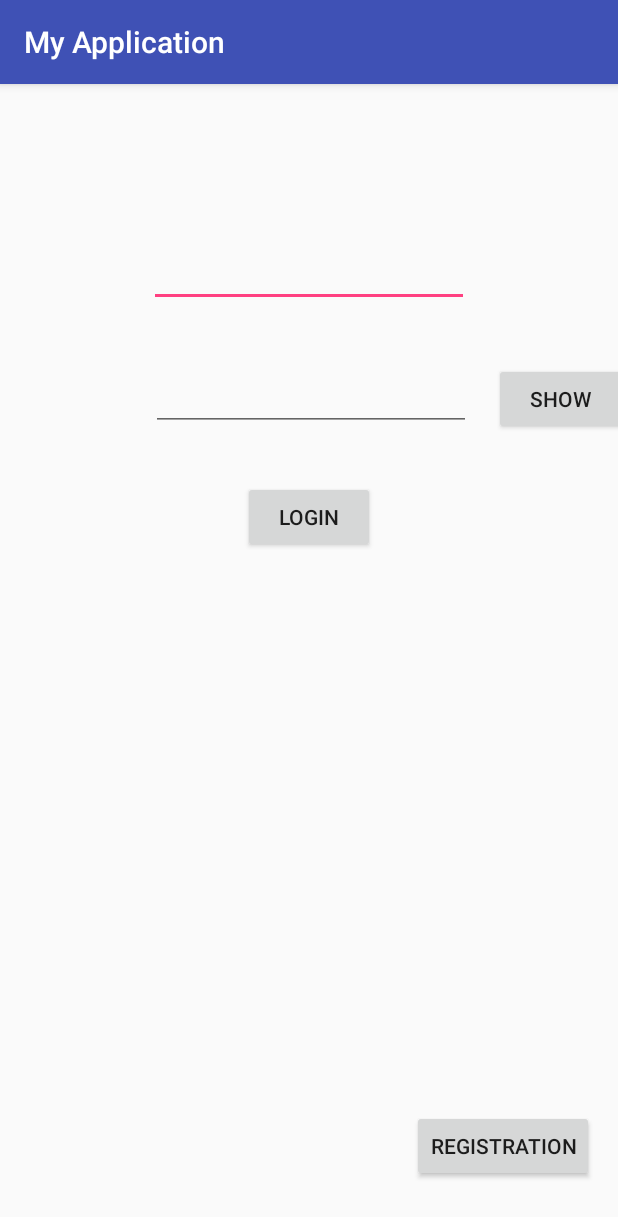
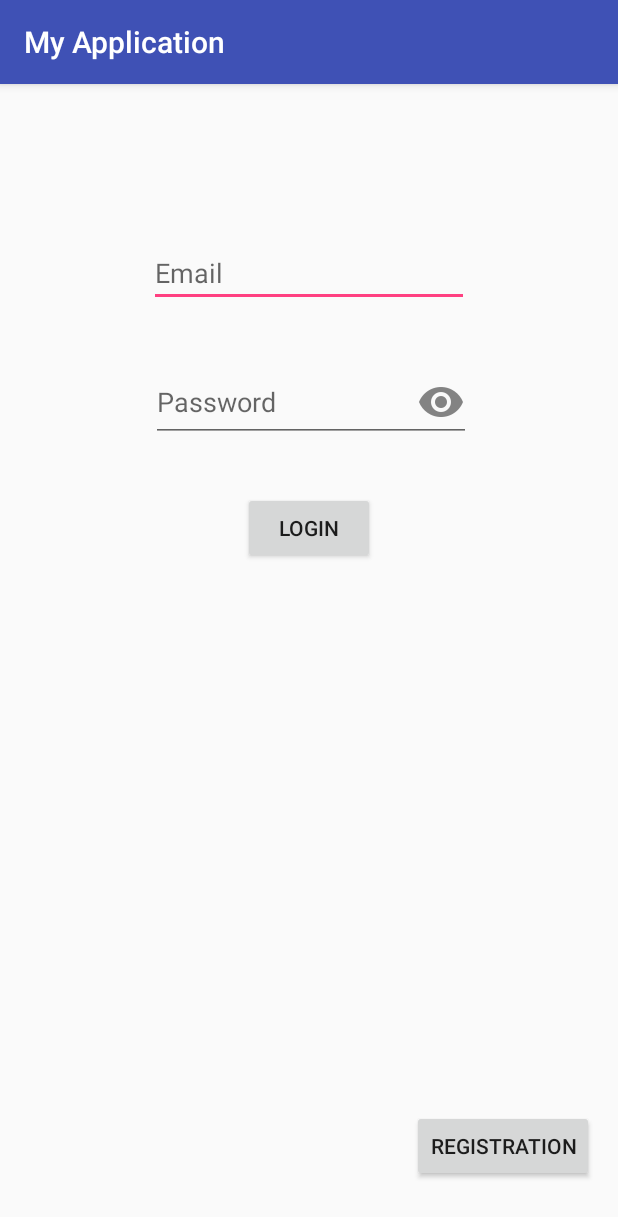
Before and after one commit to Gidroshvandel/TestAndroid, an Android app: the screen it shows after launch (LoginActivity), after a tap on "LOGIN", on a phone screen of 412 x 824 dp. Shown: the top 1217 px of the screen. Run offline under Robolectric (Android 15) with nearby library versions, the phone set to English and light mode, and no system bars; 2 statements that could not run were skipped.

Commit message:
complete login activity

```diff
--- a/app/src/main/java/com/example/gidro/myapplication/LoginActivity.java
+++ b/app/src/main/java/com/example/gidro/myapplication/LoginActivity.java
@@ -1,6 +1,7 @@
 package com.example.gidro.myapplication;
 
 import android.app.AlertDialog;
+import android.app.ProgressDialog;
 import android.content.DialogInterface;
 import android.content.Intent;
 import android.support.v7.app.AppCompatActivity;
@@ -9,8 +10,10 @@ import android.text.InputType;
 import android.view.MotionEvent;
 import android.view.View;
 import android.view.View.OnClickListener;
+import android.widget.AutoCompleteTextView;
 import android.widget.Button;
 import android.widget.EditText;
+import android.widget.ImageView;
 import android.widget.Toast;
 
 import com.example.gidro.myapplication.api.service.ApiService;
@@ -26,9 +29,9 @@ import retrofit2.converter.gson.GsonConverterFactory;
 
 public class LoginActivity extends AppCompatActivity {
 
-    Button btnLogin;
-    Button btnRegistration;
-    Button btnSwitch;
+    private Button btnLogin;
+    private Button btnRegistration;
+    private EditText passwordText;
 
     @Override
     protected void onCreate(Bundle savedInstanceState) {
@@ -37,27 +40,39 @@ public class LoginActivity extends AppCompatActivity {
 
         btnLogin = (Button) findViewById(R.id.button_login);
         btnRegistration = (Button) findViewById(R.id.button_registration);
-        btnSwitch = (Button) findViewById(R.id.button_switch);
 
-        btnSwitch.setOnTouchListener(new View.OnTouchListener() {
+        passwordText  = (EditText) findViewById(R.id.editTextPassword);
+
+        passwordText.setOnTouchListener(new View.OnTouchListener() {
+            @Override
             public boolean onTouch(View v, MotionEvent event) {
+                final int DRAWABLE_LEFT = 0;
+                final int DRAWABLE_TOP = 1;
+                final int DRAWABLE_RIGHT = 2;
+                final int DRAWABLE_BOTTOM = 3;
+                if(event.getRawX() >= (passwordText.getRight() - passwordText.getCompoundDrawables()[DRAWABLE_RIGHT].getBounds().width())) {
 
-                EditText password_text = (EditText) findViewById(R.id.editTextPassword);
-
-                switch ( event.getAction() ) {
+                    switch ( event.getAction() ) {
 
                     case MotionEvent.ACTION_UP:
-                        password_text.setInputType(InputType.TYPE_CLASS_TEXT | InputType.TYPE_TEXT_VARIATION_PASSWORD);
-                        btnSwitch.setText(R.string.text_show);
+                        passwordText.setInputType(InputType.TYPE_CLASS_TEXT | InputType.TYPE_TEXT_VARIATION_PASSWORD);
+                        passwordText.setCompoundDrawablesWithIntrinsicBounds( 0, 0, R.drawable.ic_eye_open, 0);
                         break;
 
                     case MotionEvent.ACTION_DOWN:
-                        password_text.setInputType(InputType.TYPE_CLASS_TEXT);
-                        btnSwitch.setText(R.string.text_hide);
+                        passwordText.setInputType(InputType.TYPE_CLASS_TEXT);
+                        passwordText.setCompoundDrawablesWithIntrinsicBounds( 0, 0, R.drawable.ic_eye_close, 0);
                         break;
 
+                        // your action here
+//                        Toast.makeText(LoginActivity.this, "абвгдейка", Toast.LENGTH_SHORT).show();
+
+                    }
+                    return true;
                 }
-                return true;
+                else{
+                    return false;
+                }
             }
         });
 
@@ -100,62 +115,49 @@ public class LoginActivity extends AppCompatActivity {
 
     }
 
-    public boolean onTouch(View v, MotionEvent event) {
-
-        EditText password_text = (EditText) findViewById(R.id.editTextPassword);
-
-        switch ( event.getAction() ) {
-
-            case MotionEvent.ACTION_UP:
-                password_text.setInputType(InputType.TYPE_CLASS_TEXT | InputType.TYPE_TEXT_VARIATION_PASSWORD);
-                break;
-
-            case MotionEvent.ACTION_DOWN:
-                password_text.setInputType(InputType.TYPE_CLASS_TEXT);
-                break;
-
-        }
-        return true;
-    }
-
     private void sendNetworkRequest(User user) {
 
-//        HttpLoggingInterceptor logging = new HttpLoggingInterceptor();
-//        // set your desired log level
-//        logging.setLevel(HttpLoggingInterceptor.Level.BODY);
-//
-//        OkHttpClient.Builder httpClient = new OkHttpClient.Builder();
-//        // add your other interceptors …
-//
-//        // add logging as last interceptor
-//        httpClient.addInterceptor(logging);  // <-- this is the important line!
+        HttpLoggingInterceptor logging = new HttpLoggingInterceptor();
+        // set your desired log level
+        logging.setLevel(HttpLoggingInterceptor.Level.BODY);
+
+        OkHttpClient.Builder httpClient = new OkHttpClient.Builder();
+        // add your other interceptors …
+
+        // add logging as last interceptor
+        httpClient.addInterceptor(logging);  // <-- this is the important line!
 
 
         Retrofit.Builder builder = new Retrofit.Builder()
                 .baseUrl("http://10.0.2.2:2525/api/")
-                .addConverterFactory(GsonConverterFactory.create());
-//                .client(httpClient.build());
+                .addConverterFactory(GsonConverterFactory.create())
+                .client(httpClient.build());
 
         Retrofit retrofit = builder.build();
 
         ApiService apiService = retrofit.create(ApiService.class);
 
         Call<User> call = apiService.login(user.getEmail(), user.getPassword());
-//        Call<User> call = apiService.login(user);
+
+        final ProgressDialog mProgressDialog = new ProgressDialog(LoginActivity.this);
+        mProgressDialog.setProgressStyle(ProgressDialog.STYLE_SPINNER);
+        mProgressDialog.setMessage(getResources().getString(R.string.text_progress_dialog));
+        mProgressDialog.setCanceledOnTouchOutside(false);
+        mProgressDialog.show();
 
         call.enqueue(new Callback<User>() {
 
             @Override
             public void onResponse(Call<User> call, Response<User> response) {
-
-//                Intent intent = new Intent(LoginActivity.this, RegistrationActivity.class);
-//                startActivity(intent);
+                mProgressDialog.hide();
+                Intent intent = new Intent(LoginActivity.this, NotesActivity.class);
+                startActivity(intent);
 
             }
 
             @Override
             public void onFailure(Call<User> call, Throwable t) {
-
+                mProgressDialog.hide();
                 // Use the Builder class for convenient dialog construction
                 AlertDialog.Builder builder = new AlertDialog.Builder(LoginActivity.this);
                 builder.setMessage(R.string.text_error_login)
--- a/app/src/main/res/layout/activity_login.xml
+++ b/app/src/main/res/layout/activity_login.xml
@@ -44,7 +44,8 @@
         app:layout_constraintTop_toTopOf="parent"
         tools:layout_constraintLeft_creator="1"
         tools:layout_constraintRight_creator="1"
-        tools:layout_constraintTop_creator="1" />
+        tools:layout_constraintTop_creator="1"
+        android:hint="@string/text_email"/>
 
     <EditText
         android:id="@+id/editTextPassword"
@@ -58,18 +59,8 @@
         app:layout_constraintTop_toBottomOf="@+id/editTextLogin"
         tools:layout_constraintLeft_creator="1"
         app:layout_constraintLeft_toLeftOf="@+id/editTextLogin"
-        android:layout_marginLeft="1dp" />
-
-    <Button
-        android:id="@+id/button_switch"
-        android:layout_width="88dp"
-        android:layout_height="48dp"
-        android:text="@string/text_show"
-        android:layout_marginStart="15dp"
-        app:layout_constraintBaseline_toBaselineOf="@+id/editTextPassword"
-        tools:layout_constraintBaseline_creator="1"
-        tools:layout_constraintLeft_creator="1"
-        app:layout_constraintLeft_toRightOf="@+id/editTextPassword"
-        android:layout_marginLeft="15dp" />
+        android:layout_marginLeft="1dp"
+        android:hint="@string/text_password"
+        android:drawableRight="@drawable/ic_eye_open"/>
 
 </android.support.constraint.ConstraintLayout>
--- a/app/src/main/res/values/strings.xml
+++ b/app/src/main/res/values/strings.xml
@@ -1,11 +1,12 @@
 <resources>
     <string name="app_name">My Application</string>
-    <string name="text_email">My Application</string>
-    <string name="text_password">My Application</string>
+    <string name="text_email">Email</string>
+    <string name="text_password">Password</string>
     <string name="button_login">Login</string>
     <string name="button_registration">Registration</string>
     <string name="text_error_login">Вход не может быть выполнен. Попробуйте позже.</string>
     <string name="text_ok">Ok</string>
     <string name="text_show">Show</string>
     <string name="text_hide">Hide</string>
+    <string name="text_progress_dialog">Идёт соединение с сервером</string>
 </resources>
```
Also changed, not shown: app/src/main/AndroidManifest.xml (+7 -0 lines), app/src/main/java/com/example/gidro/myapplication/ErrorLoginDialogFragment.java (deleted, +0 -27 lines), app/src/main/java/com/example/gidro/myapplication/NotesActivity.java (added, +18 -0 lines), app/src/main/res/drawable-hdpi/ic_eye_close.png (added), app/src/main/res/drawable-hdpi/ic_eye_open.png (added), app/src/main/res/drawable-mdpi/ic_eye_close.png (added), app/src/main/res/drawable-mdpi/ic_eye_open.png (added), app/src/main/res/drawable-xhdpi/ic_eye_close.png (added), app/src/main/res/drawable-xhdpi/ic_eye_open.png (added), app/src/main/res/drawable-xxhdpi/ic_eye_close.png (added), app/src/main/res/drawable-xxhdpi/ic_eye_open.png (added).
